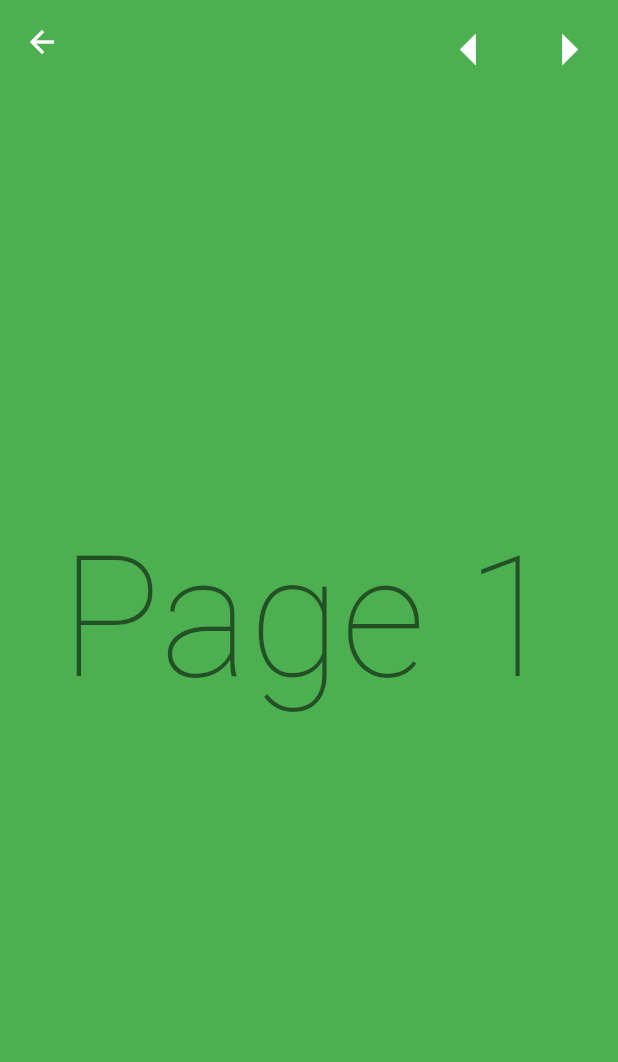
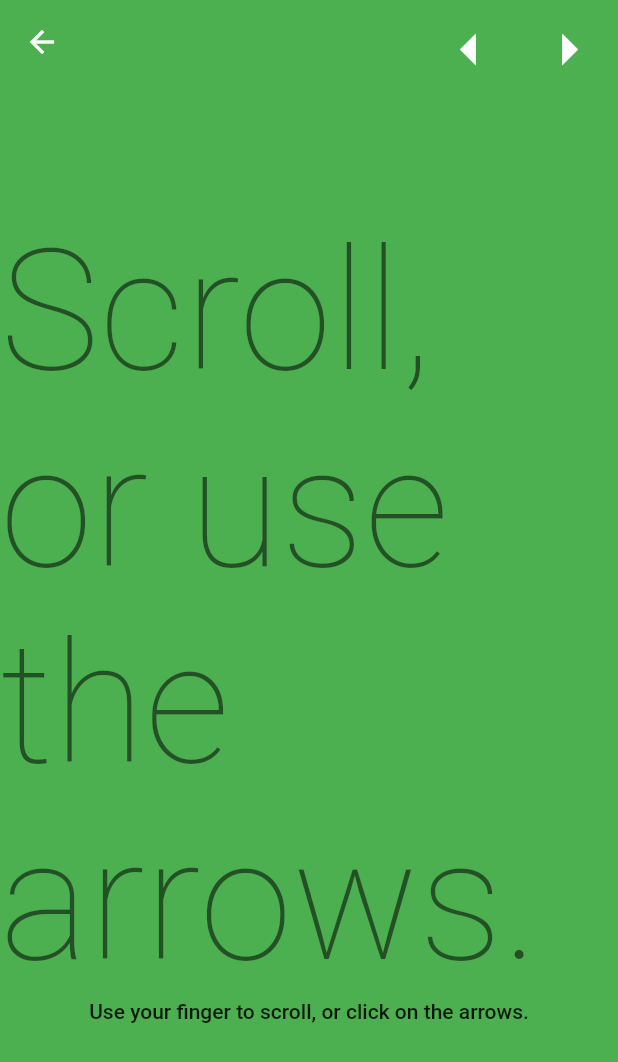
Before and after one commit to karadasmurat/basics_dart_flutter, a Flutter app: the screen it shows after launch, in the side drawer, after a tap on "PageView Demo", on a phone screen of 412 x 824 dp. Shown: the top 1062 px of the screen. Run offline on Flutter 3.47's test engine with Material 2 defaults, Android fonts, the phone set to English and light mode, and no system bars; our stand-ins replace font_awesome_flutter, google_fonts, shared_preferences; network calls fail.

Commit message:
pageview

```diff
--- a/lib/flutter/pageview.dart
+++ b/lib/flutter/pageview.dart
@@ -1,4 +1,4 @@
-import 'package:basics_dart/flutter/views/emptyPages.dart';
+import 'package:basics_dart/flutter/views/page_with_text.dart';
 import 'package:flutter/material.dart';
 
 class PageViewDemo extends StatefulWidget {
@@ -22,13 +22,14 @@ class _PageViewDemoState extends State<PageViewDemo> {
     pages = [
       const PageWithText(
         backgroundColor: Colors.green,
-        text: "Page 1",
+        header: "Scroll, or use the arrows.",
+        text: "Use your finger to scroll, or click on the arrows.",
       ),
       const PageWithText(
         backgroundColor: Colors.orange,
-        text: "Page 2",
+        header: "Page 2",
       ),
-      const PageWithText(text: "Page 3")
+      const PageWithText(header: "Page 3")
     ];
   }
 
--- a/lib/flutter/views/emptyPages.dart
+++ /dev/null
@@ -1,18 +0,0 @@
-import 'package:flutter/material.dart';
-
-class PageWithText extends StatelessWidget {
-  final String text;
-  final MaterialColor backgroundColor;
-
-  const PageWithText({
-    Key? key,
-    this.text = "Hello, there",
-    this.backgroundColor = Colors.blue,
-  }) : super(key: key);
-
-  @override
-  Widget build(BuildContext context) => Container(
-        decoration: BoxDecoration(color: backgroundColor),
-        child: Center(child: Text(text, style: Theme.of(context).textTheme.headline1)),
-      );
-}
--- /dev/null
+++ b/lib/flutter/views/page_with_text.dart
@@ -0,0 +1,29 @@
+import 'package:flutter/material.dart';
+
+class PageWithText extends StatelessWidget {
+  final String header;
+  final String text;
+  final MaterialColor backgroundColor;
+
+  const PageWithText({
+    Key? key,
+    this.header = "Hello, there",
+    this.text = "",
+    this.backgroundColor = Colors.blue,
+  }) : super(key: key);
+
+  @override
+  Widget build(BuildContext context) => Container(
+        decoration: BoxDecoration(color: backgroundColor),
+        child: Column(
+          mainAxisAlignment: MainAxisAlignment.center,
+          children: [
+            Text(header,
+                style: Theme.of(context).textTheme.headline1,
+                maxLines: 4,
+                overflow: TextOverflow.ellipsis),
+            Text(text, style: Theme.of(context).textTheme.bodyLarge),
+          ],
+        ),
+      );
+}
```
